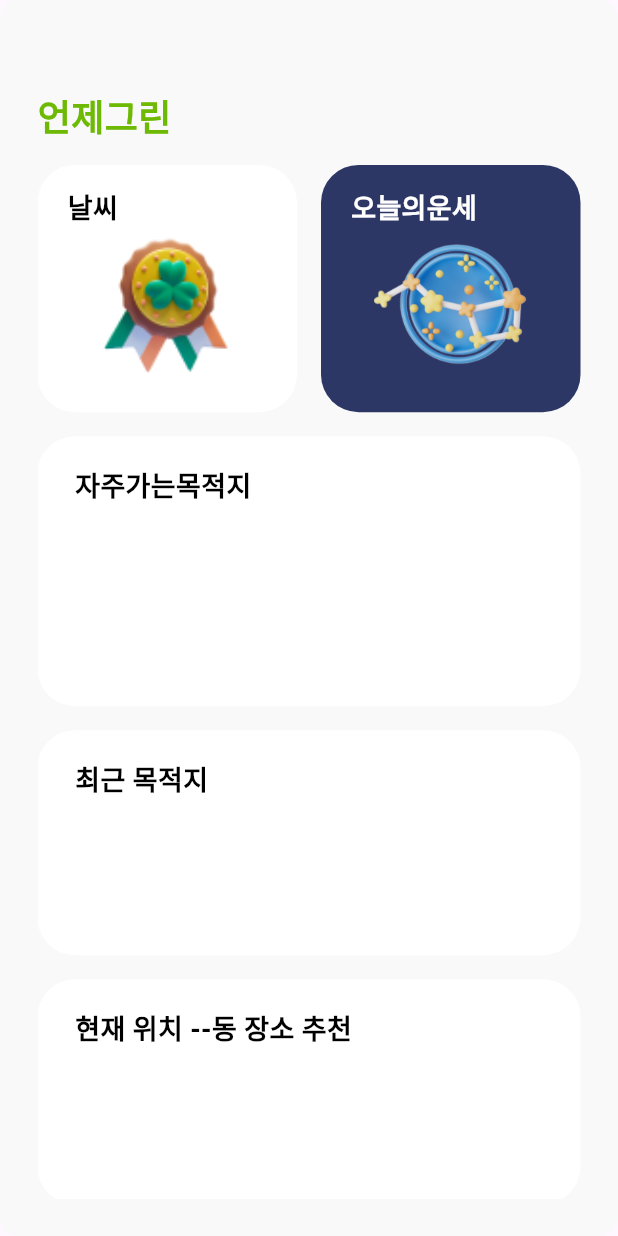
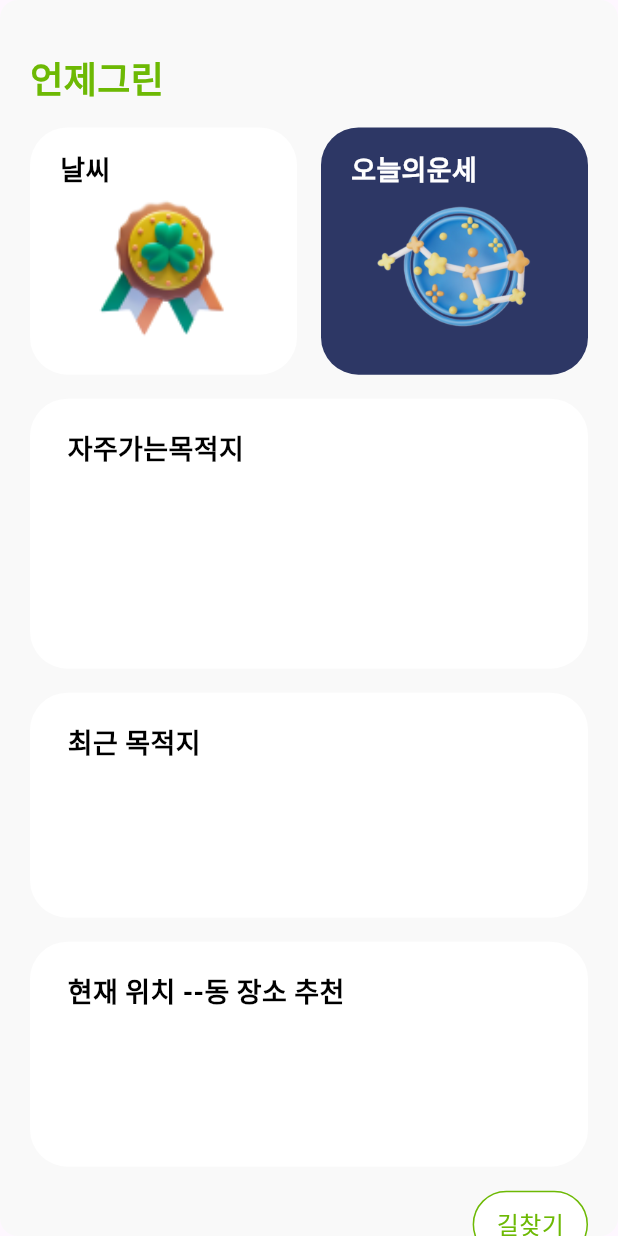
Before and after one commit to readygreen/readygreen, a Flutter app: the HomePage screen opened directly, on a phone screen of 412 x 824 dp. Run offline on Flutter 3.47's test engine with Material 3 defaults, Android fonts, the light colour scheme and no system bars; our stand-ins replace flutter_secure_storage, geocoding, google_maps_flutter, location, speech_to_text; missing offline and left inert: google_maps_webservice; accounts and stored records are empty; Roboto replaces fonts that are missing (CustomFont, LogoFont).

Commit message:
fix: 버튼컴포넌트 파일 이름 수정

```diff
--- a/frontend/lib/screens/home/home.dart
+++ b/frontend/lib/screens/home/home.dart
@@ -1,5 +1,5 @@
 import 'package:flutter/material.dart';
-import 'package:readygreen/widgets/common/button.dart';
+import 'package:readygreen/widgets/common/textbutton.dart';
 import 'package:readygreen/widgets/common/cardbox.dart';
 import 'package:readygreen/widgets/common/squarecardbox.dart';
 import 'package:readygreen/widgets/common/bgcontainer.dart'; // BackgroundContainer import
--- a/frontend/lib/widgets/common/bgcontainer.dart
+++ b/frontend/lib/widgets/common/bgcontainer.dart
@@ -10,7 +10,7 @@
     super.key,
     this.child,
     this.backgroundColor = AppColors.greybg, // 배경색
-    this.padding = const EdgeInsets.all(25), // 기본 패딩 설정
+    this.padding = const EdgeInsets.symmetric(horizontal: 20), // 기본 패딩 설정
   });
 
   @override
--- a/frontend/pubspec.yaml
+++ b/frontend/pubspec.yaml
@@ -100,7 +100,6 @@
     - assets/images/luck.png
     - assets/images/mic.png
     - assets/images/badge.png
-<<<<<<< HEAD
     - assets/images/place.png
 
   fonts:
@@ -112,5 +111,3 @@
     - family: LogoFont
       fonts:
         - asset: assets/fonts/Dunggeunmiso-B.ttf
-=======
->>>>>>> 04b44c709c5e4fc614a534e8cad11550030299eb
```
Also changed, not shown: frontend/lib/widgets/common/textbutton.dart (renamed from frontend/lib/widgets/common/button.dart).
